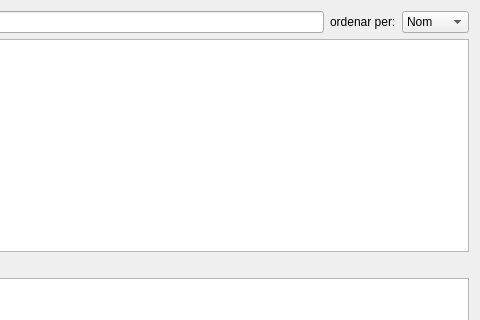
geomatico/EnviroCat, file ui/envirocat.ui: the form before one commit; both pictures show x 104 to 584 and y 0 to 320 of the 584 by 529 pixel window.
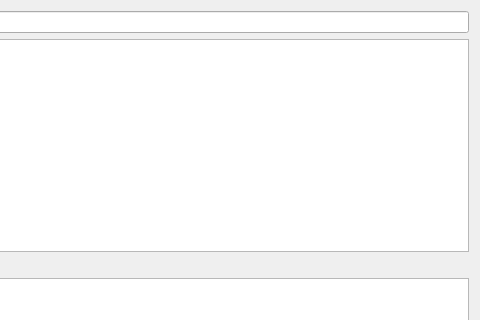
The form after the commit.

Commit message: sort table, and show new attribute institution (#2)

The edit to the form file:
```diff
--- a/ui/envirocat.ui
+++ b/ui/envirocat.ui
@@ -47,37 +47,6 @@
      <item>
       <widget class="QLineEdit" name="searchBox"/>
      </item>
-     <item>
-      <widget class="QLabel" name="sortLbl">
-       <property name="text">
-        <string>ordenar per:</string>
-       </property>
-      </widget>
-     </item>
-     <item>
-      <widget class="QComboBox" name="sortCombo">
-       <item>
-        <property name="text">
-         <string>Nom</string>
-        </property>
-       </item>
-       <item>
-        <property name="text">
-         <string>Tipus</string>
-        </property>
-       </item>
-       <item>
-        <property name="text">
-         <string>Host</string>
-        </property>
-       </item>
-       <item>
-        <property name="text">
-         <string>Layers</string>
-        </property>
-       </item>
-      </widget>
-     </item>
     </layout>
    </item>
    <item>
```
Left out of the diff: 3 changed lines with no effect on the pictures. The commit also changes 2 other files.
